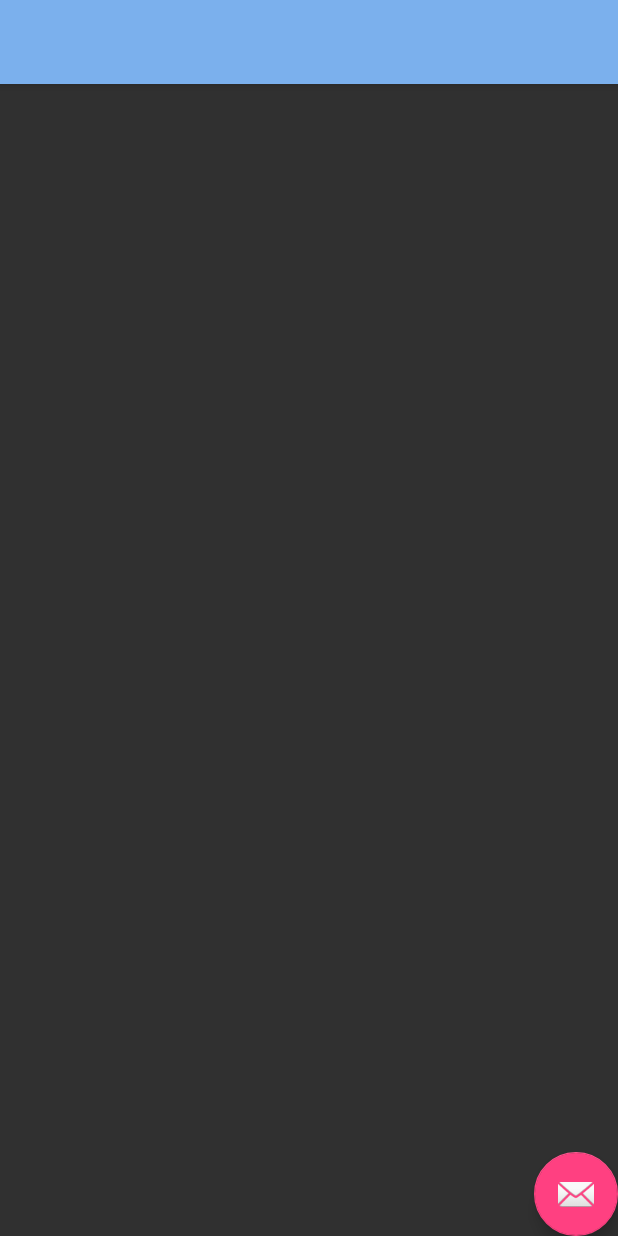
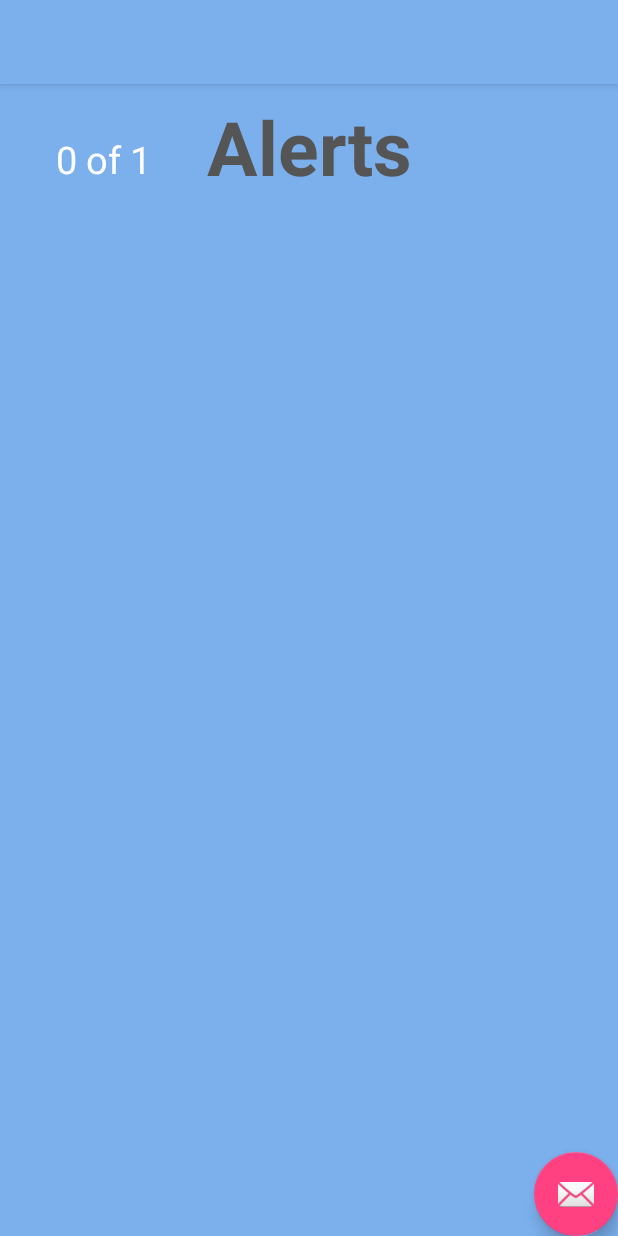
Before and after one commit to jekrause/reef, an Android app: the layout activity_alerts.xml on its own in the app's theme, with its tools: preview values and no code run, on a phone screen of 412 x 824 dp. Run offline under Robolectric (Android 15) with nearby library versions, the phone set to English and light mode, and no system bars.

Commit message:
content_alert progress|Created Alert class.

```diff
--- /dev/null
+++ b/app/src/main/java/kdc/reef/john/reefcaluclators/Alert.java
@@ -0,0 +1,21 @@
+package kdc.reef.john.reefcaluclators;
+
+import android.graphics.drawable.Drawable;
+import java.sql.Time;
+import java.util.Calendar;
+
+/**
+ * Created by John on 9/7/2017.
+ */
+
+public class Alert {
+    Boolean bRepeats;
+    Drawable oIcon; //Set icon that will show up for alert (water bucket, test tube, etc...)
+    Time oCreationTime;
+    Time oAlertTime;
+    Calendar oRepeatSchedule;
+
+    public Alert(){
+        //// TODO: 9/7/2017
+    }
+}
--- a/app/src/main/java/kdc/reef/john/reefcaluclators/AlertsActivity.java
+++ b/app/src/main/java/kdc/reef/john/reefcaluclators/AlertsActivity.java
@@ -26,4 +26,8 @@ public class AlertsActivity extends AppCompatActivity {
         });
     }
 
+    private void addNewAlarm(){
+
+    }
+
 }
--- a/app/src/main/res/layout/content_alerts.xml
+++ b/app/src/main/res/layout/content_alerts.xml
@@ -4,8 +4,56 @@
     xmlns:tools="http://schemas.android.com/tools"
     android:layout_width="match_parent"
     android:layout_height="match_parent"
+    android:background="#7BB0ED"
     app:layout_behavior="@string/appbar_scrolling_view_behavior"
     tools:context="kdc.reef.john.reefcaluclators.AlertsActivity"
     tools:showIn="@layout/activity_alerts">
 
+    <TextView
+        android:layout_width="wrap_content"
+        android:layout_height="wrap_content"
+        android:textSize="50sp"
+        android:id="@+id/txtAlertsTitle"
+        android:text="Alerts"
+        android:textColor="#555555"
+        android:textStyle="bold"
+        app:layout_constraintTop_toTopOf="parent"
+        android:layout_marginTop="8dp"
+        android:layout_marginRight="8dp"
+        app:layout_constraintRight_toRightOf="parent"
+        android:layout_marginLeft="8dp"
+        app:layout_constraintLeft_toLeftOf="parent" />
+    <ListView
+        android:layout_width="wrap_content"
+        android:layout_height="wrap_content"
+        android:id="@+id/listViewAlarms"
+        android:layout_below="@+id/txtAlertsTitle"
+        android:background="@android:color/transparent"
+        android:cacheColorHint="@android:color/transparent"
+        android:fastScrollEnabled="true"
+        android:persistentDrawingCache="scrolling"
+        android:scrollingCache="false"
+        android:choiceMode="singleChoice"
+        android:layout_marginTop="0dp"
+        app:layout_constraintTop_toBottomOf="@+id/txtAlertsTitle"
+        android:layout_marginLeft="8dp"
+        app:layout_constraintLeft_toLeftOf="parent"
+        android:layout_marginRight="8dp"
+        app:layout_constraintRight_toRightOf="parent" />
+
+    <TextView
+        android:id="@+id/textView4"
+        android:layout_width="wrap_content"
+        android:layout_height="wrap_content"
+        android:text="0 of 1"
+        android:textSize="25sp"
+        android:textColor="@android:color/white"
+        android:layout_alignParentStart="true"
+        android:layout_marginBottom="8dp"
+        app:layout_constraintBottom_toTopOf="@+id/listViewAlarms"
+        app:layout_constraintRight_toLeftOf="@+id/txtAlertsTitle"
+        android:layout_marginRight="8dp"
+        android:layout_marginLeft="8dp"
+        app:layout_constraintLeft_toLeftOf="parent" />
+
 </android.support.constraint.ConstraintLayout>
```
